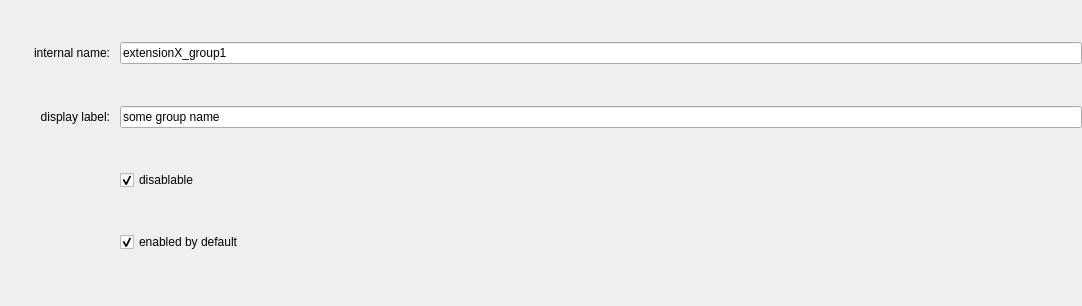
This is ui/a2ctrl/group_edit.ui in ewerybody/a2 as Qt 5 draws it before an edit. The edited form follows.
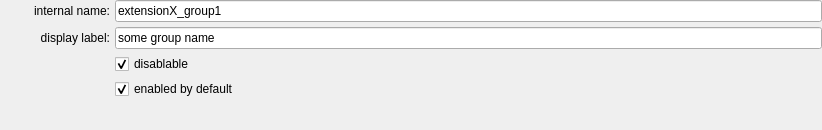
This is the edited form.

The edit to the form file:
```diff
--- a/ui/a2ctrl/group_edit.ui
+++ b/ui/a2ctrl/group_edit.ui
@@ -6,8 +6,8 @@
    <rect>
     <x>0</x>
     <y>0</y>
-    <width>1082</width>
-    <height>306</height>
+    <width>822</width>
+    <height>130</height>
    </rect>
   </property>
   <property name="windowTitle">
@@ -15,26 +15,32 @@
   </property>
   <layout class="QVBoxLayout" name="groupLayout">
    <property name="spacing">
-    <number>5</number>
+    <number>0</number>
    </property>
    <property name="leftMargin">
     <number>10</number>
    </property>
    <property name="topMargin">
-    <number>5</number>
+    <number>0</number>
    </property>
    <property name="rightMargin">
     <number>0</number>
    </property>
    <property name="bottomMargin">
-    <number>5</number>
+    <number>0</number>
    </property>
    <item>
-    <layout class="QHBoxLayout" name="internalNameLayout">
-     <property name="spacing">
-      <number>10</number>
+    <layout class="QFormLayout" name="formLayout">
+     <property name="fieldGrowthPolicy">
+      <enum>QFormLayout::AllNonFixedFieldsGrow</enum>
      </property>
-     <item>
+     <property name="horizontalSpacing">
+      <number>5</number>
+     </property>
+     <property name="verticalSpacing">
+      <number>5</number>
+     </property>
+     <item row="0" column="0">
       <widget class="QLabel" name="internalNameLabel">
        <property name="minimumSize">
         <size>
@@ -56,21 +62,14 @@
        </property>
       </widget>
      </item>
-     <item>
+     <item row="0" column="1">
       <widget class="QLineEdit" name="cfg_name">
        <property name="text">
         <string>extensionX_group1</string>
        </property>
       </widget>
      </item>
-    </layout>
-   </item>
-   <item>
-    <layout class="QHBoxLayout" name="displayLabelLayout">
-     <property name="spacing">
-      <number>10</number>
-     </property>
-     <item>
+     <item row="1" column="0">
       <widget class="QLabel" name="displayLabelLabel">
        <property name="minimumSize">
         <size>
@@ -92,40 +91,14 @@
        </property>
       </widget>
      </item>
-     <item>
+     <item row="1" column="1">
       <widget class="QLineEdit" name="cfg_label">
        <property name="text">
         <string>some group name</string>
        </property>
       </widget>
      </item>
-    </layout>
-   </item>
-   <item>
-    <layout class="QHBoxLayout" name="enabledLayout" stretch="0,1">
-     <property name="spacing">
-      <number>10</number>
-     </property>
-     <item>
-      <widget class="QLabel" name="label">
-       <property name="minimumSize">
-        <size>
-         <width>100</width>
-         <height>0</height>
-        </size>
-       </property>
-       <property name="maximumSize">
-        <size>
-         <width>16777215</width>
-         <height>16777215</height>
-        </size>
-       </property>
-       <property name="text">
-        <string/>
-       </property>
-      </widget>
-     </item>
-     <item>
+     <item row="2" column="1">
       <widget class="QCheckBox" name="cfg_disablable">
        <property name="text">
         <string>disablable</string>
@@ -135,36 +108,7 @@
        </property>
       </widget>
      </item>
-    </layout>
-   </item>
-   <item>
-    <layout class="QHBoxLayout" name="enabledLayout_2" stretch="0,1">
-     <property name="spacing">
-      <number>10</number>
-     </property>
-     <property name="bottomMargin">
-      <number>10</number>
-     </property>
-     <item>
-      <widget class="QLabel" name="label_2">
-       <property name="minimumSize">
-        <size>
-         <width>100</width>
-         <height>0</height>
-        </size>
-       </property>
-       <property name="maximumSize">
-        <size>
-         <width>16777215</width>
-         <height>16777215</height>
-        </size>
-       </property>
-       <property name="text">
-        <string/>
-       </property>
-      </widget>
-     </item>
-     <item>
+     <item row="3" column="1">
       <widget class="QCheckBox" name="cfg_enabled">
        <property name="text">
         <string>enabled by default</string>
```
Left out of the diff: 2 changed lines with no effect on the pictures.
